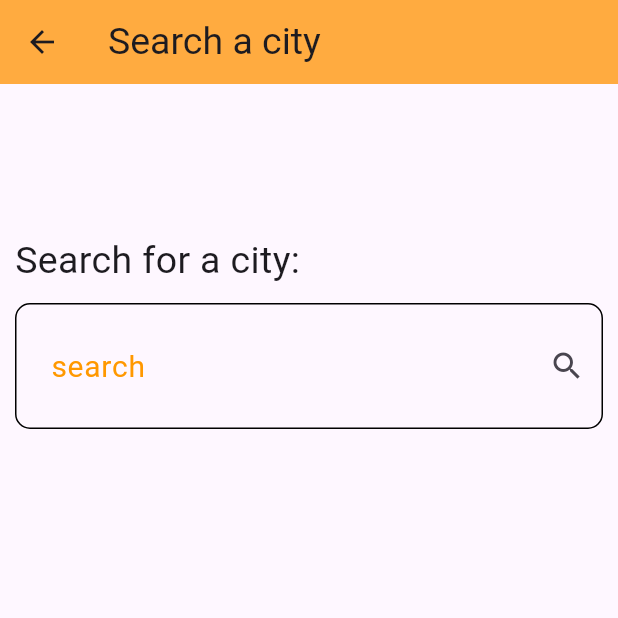
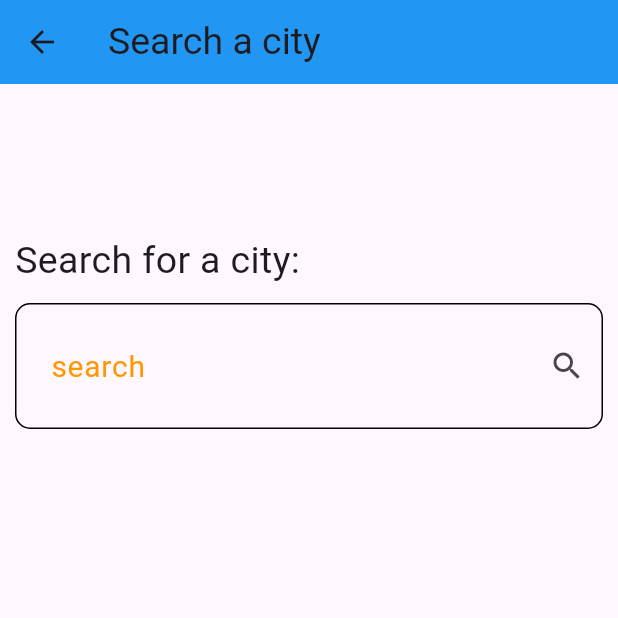
Before and after one commit to Alaanaser714/Weather-App, a Flutter app: the screen it shows after launch, after a tap on the "search" icon, on a phone screen of 412 x 824 dp, the top half of it. Run offline on Flutter 3.47's test engine with Material 3 defaults, Android fonts, the phone set to English and light mode, and no system bars; our stand-ins replace dio, flutter_bloc.

Commit message:
last commit

```diff
--- a/lib/cubits/get_weather_cubit/get_weather_cubit.dart
+++ b/lib/cubits/get_weather_cubit/get_weather_cubit.dart
@@ -7,13 +7,13 @@ import '../../services/weather_services.dart';
 class GetWeatherCubit extends Cubit<WeatherState> {
   GetWeatherCubit() : super(WaetherInitialState());
 
-  late WeatherModel weatherModel;
+  WeatherModel? weatherModel;
 
   getWeather({required String cityName}) async {
     try {
       weatherModel =
           await WeatherServices(Dio()).getWeather(cityName: cityName);
-      emit(WeatherLoadedState(weatherModel));
+      emit(WeatherLoadedState(weatherModel!));
     } catch (e) {
       emit(WeatherFailureState(
         e.toString(),
--- a/lib/main.dart
+++ b/lib/main.dart
@@ -1,6 +1,9 @@
+// ignore_for_file: prefer_const_constructors
+
 import 'package:flutter/material.dart';
 import 'package:flutter_bloc/flutter_bloc.dart';
 import 'package:weather_app/cubits/get_weather_cubit/get_weather_cubit.dart';
+import 'package:weather_app/cubits/get_weather_cubit/get_weather_state.dart';
 import 'view/screens/home_screen.dart';
 
 void main() {
@@ -10,19 +13,133 @@ void main() {
 class MyApp extends StatelessWidget {
   const MyApp({super.key});
 
-
   @override
   Widget build(BuildContext context) {
     return BlocProvider(
-      create: (context) => GetWeatherCubit(),
-      child: MaterialApp(
-        theme: ThemeData(
-            appBarTheme: const AppBarTheme(
-          backgroundColor: Colors.orangeAccent,
-        )),
-        debugShowCheckedModeBanner: false,
-        home: const HomeScreen(),
-      ),
-    );
+        create: (context) => GetWeatherCubit(),
+        child: Builder(builder: (context) {
+          return BlocBuilder<GetWeatherCubit, WeatherState>(
+            builder: (context, state) {
+              return MaterialApp(
+                theme: ThemeData(
+                    appBarTheme: AppBarTheme(
+                        backgroundColor: getColorTheme(
+                            BlocProvider.of<GetWeatherCubit>(context)
+                                .weatherModel
+                                ?.weatherState))),
+                debugShowCheckedModeBanner: false,
+                home: HomeScreen(),
+              );
+            },
+          );
+        }));
   }
 }
+
+MaterialColor getColorTheme(String? condition) {
+  if (condition == null) {
+    return Colors.blue;
+  }
+  switch (condition) {
+    case "Sunny":
+      return Colors.amber;
+    case "Clear":
+      return Colors.blue;
+    case "Partly cloudy":
+      return Colors.blueGrey;
+    case "Cloudy":
+      return Colors.grey;
+    case "Overcast":
+      return Colors.blueGrey;
+    case "Mist":
+      return Colors.orange;
+    case "Patchy rain possible":
+      return Colors.blue;
+    case "Patchy snow possible":
+      return Colors.cyan;
+    case "Patchy sleet possible":
+      return Colors.lightBlue;
+    case "Patchy freezing drizzle possible":
+      return Colors.lightBlue;
+    case "Thundery outbreaks possible":
+      return Colors.deepPurple;
+    case "Blowing snow":
+      return Colors.blue;
+    case "Blizzard":
+      return Colors.indigo;
+    case "Fog":
+      return Colors.grey;
+    case "Freezing fog":
+      return Colors.blueGrey;
+    case "Patchy light drizzle":
+      return Colors.lightBlue;
+    case "Light drizzle":
+      return Colors.blue;
+    case "Freezing drizzle":
+      return Colors.cyan;
+    case "Heavy freezing drizzle":
+      return Colors.indigo;
+    case "Patchy light rain":
+      return Colors.lightBlue;
+    case "Light rain":
+      return Colors.blue;
+    case "Moderate rain at times":
+      return Colors.indigo;
+    case "Moderate rain":
+      return Colors.blue;
+    case "Heavy rain at times":
+      return Colors.deepPurple;
+    case "Heavy rain":
+      return Colors.purple;
+    case "Light freezing rain":
+      return Colors.cyan;
+    case "Moderate or heavy freezing rain":
+      return Colors.deepOrange;
+    case "Light sleet":
+      return Colors.lightBlue;
+    case "Moderate or heavy sleet":
+      return Colors.indigo;
+    case "Patchy light snow":
+      return Colors.cyan;
+    case "Light snow":
+      return Colors.cyan;
+    case "Patchy moderate snow":
+      return Colors.blueGrey;
+    case "Moderate snow":
+      return Colors.lightBlue;
+    case "Patchy heavy snow":
+      return Colors.indigo;
+    case "Heavy snow":
+      return Colors.deepPurple;
+    case "Ice pellets":
+      return Colors.grey;
+    case "Light rain shower":
+      return Colors.lightBlue;
+    case "Moderate or heavy rain shower":
+      return Colors.indigo;
+    case "Torrential rain shower":
+      return Colors.deepPurple;
+    case "Light sleet showers":
+      return Colors.lightBlue;
+    case "Moderate or heavy sleet showers":
+      return Colors.indigo;
+    case "Light snow showers":
+      return Colors.cyan;
+    case "Moderate or heavy snow showers":
+      return Colors.indigo;
+    case "Light showers of ice pellets":
+      return Colors.blueGrey;
+    case "Moderate or heavy showers of ice pellets":
+      return Colors.deepOrange;
+    case "Patchy light rain with thunder":
+      return Colors.deepOrange;
+    case "Moderate or heavy rain with thunder":
+      return Colors.deepPurple;
+    case "Patchy light snow with thunder":
+      return Colors.indigo;
+    case "Moderate or heavy snow with thunder":
+      return Colors.deepOrange;
+    default:
+      return Colors.blue;
+  }
+}
--- a/lib/view/componets/weather_info_body.dart
+++ b/lib/view/componets/weather_info_body.dart
@@ -3,14 +3,33 @@
 import 'package:flutter/material.dart';
 import 'package:flutter_bloc/flutter_bloc.dart';
 import 'package:weather_app/cubits/get_weather_cubit/get_weather_cubit.dart';
+import 'package:weather_app/main.dart';
+import 'package:weather_app/models/weather_model.dart';
 
 class WeatherInfoBody extends StatelessWidget {
-  const WeatherInfoBody({super.key});
+  const WeatherInfoBody({
+    super.key,
+    required this.weather,
+  });
+
+  final WeatherModel weather;
 
   @override
   Widget build(BuildContext context) {
-    var weatherModel = BlocProvider.of<GetWeatherCubit>(context).weatherModel;
-    return Padding(
+    WeatherModel weatherModel =
+        BlocProvider.of<GetWeatherCubit>(context).weatherModel!;
+    return Container(
+      decoration: BoxDecoration(
+          gradient: LinearGradient(
+        colors: [
+          getColorTheme(weatherModel.weatherState)[400]!,
+          getColorTheme(weatherModel.weatherState)[200]!,
+          getColorTheme(weatherModel.weatherState)[100]!
+        ],
+        begin: Alignment.topCenter,
+        end: Alignment.bottomCenter,
+      )),
+      child: Padding(
         padding: const EdgeInsets.symmetric(horizontal: 16),
         child: Column(
           mainAxisAlignment: MainAxisAlignment.center,
@@ -74,6 +93,7 @@ class WeatherInfoBody extends StatelessWidget {
             ),
           ],
         ),
+      ),
     );
   }
 }
--- a/lib/view/screens/home_screen.dart
+++ b/lib/view/screens/home_screen.dart
@@ -39,7 +39,9 @@ class HomeScreen extends StatelessWidget {
           if (state is WaetherInitialState) {
             return NoWeatherBody();
           } else if (state is WeatherLoadedState) {
-            return WeatherInfoBody();
+            return WeatherInfoBody(
+              weather: state.weatherModel,
+            );
           } else {
             return Center(
                 child: Text(
```
Lines whose indentation alone changed are shown as unchanged.
